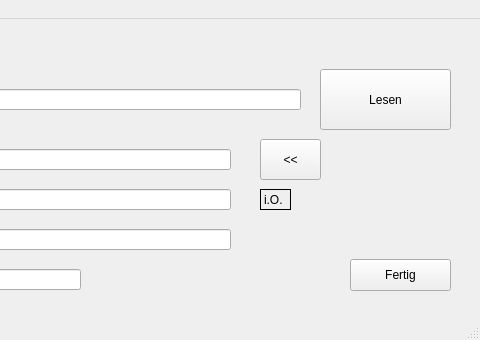
Qt form mainwindow/mainwindow.ui (Bradyphrenia/op_barcode) before a commit; both pictures show x 220 to 700 and y 0 to 340 of the 700 by 340 pixel window.
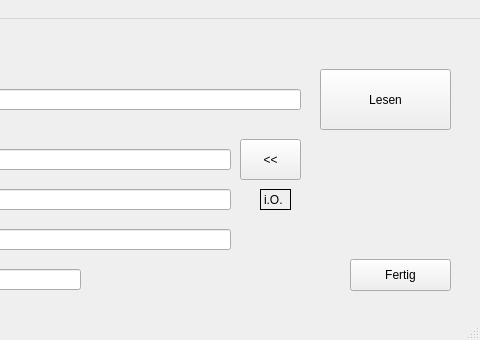
The same form after that commit.

Commit message:
Add reverse GTIN lookup functionality in `m_window.py`
- Introduce `reverse_search` method for retrieving GTIN from Ref-Num.
- Add `search_gtin` import and update `__all__` in `__init__.py`.
- Modify UI to include reverse search button and associated logic.
- Update PyQt5 generator version in `mainwindow.py`.

Diff of the .ui file:
```diff
--- a/mainwindow/mainwindow.ui
+++ b/mainwindow/mainwindow.ui
@@ -192,7 +192,7 @@
    <widget class="QPushButton" name="pushButton_reverse">
     <property name="geometry">
      <rect>
-      <x>480</x>
+      <x>460</x>
       <y>120</y>
       <width>61</width>
       <height>41</height>
```
The commit also changes 1 other file.
